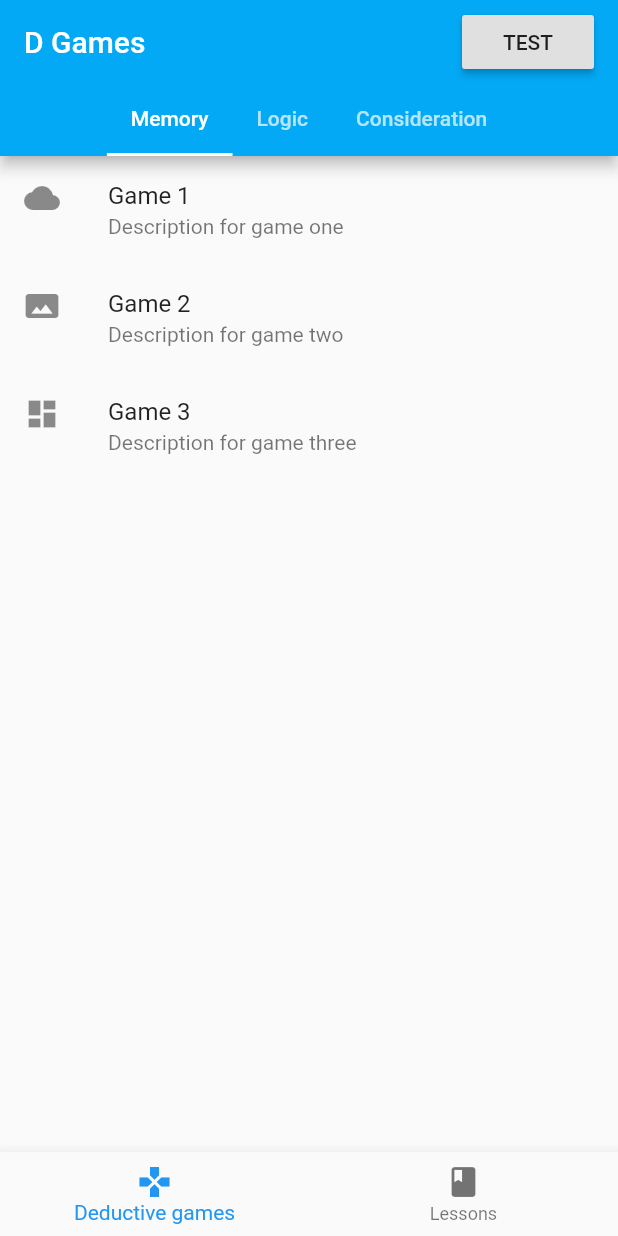
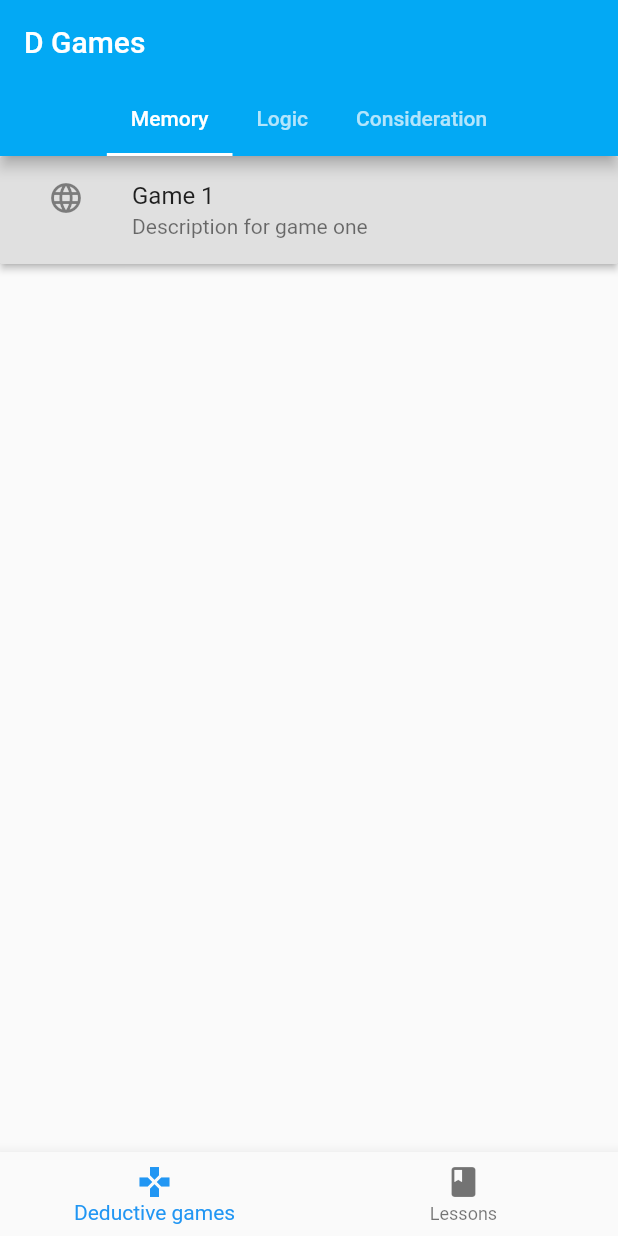
Before and after one commit to AlexBossss/kids_app, a Flutter app: the screen it shows after launch, on a phone screen of 412 x 824 dp. Run offline on Flutter 3.47's test engine with Material 2 defaults, Android fonts, the phone set to English and light mode, and no system bars.

Commit message:
add: create gameItemButton

```diff
--- a/lib/home/homapages/dedgameslists/MemoryList.dart
+++ b/lib/home/homapages/dedgameslists/MemoryList.dart
@@ -2,28 +2,23 @@ import 'package:flutter/cupertino.dart';
 import 'package:flutter/material.dart';
 
 class MemoryList extends StatelessWidget {
-  final _listItems = <Widget>[
-    ListTile(
-      leading: Icon(Icons.cloud),
-      title: Text('Game 1'),
-      subtitle: Text('Description for game one'),
-    ),
-    ListTile(
-      leading: Icon(Icons.panorama),
-      title: Text('Game 2'),
-      subtitle: Text('Description for game two'),
-    ),
-    ListTile(
-      leading: Icon(Icons.dashboard),
-      title: Text('Game 3'),
-      subtitle: Text('Description for game three'),
-    ),
-  ];
+
 
   @override
   Widget build(BuildContext context) {
     return Center(
-      child: ListView(children: _listItems),
+      child: Column(children: [
+        RaisedButton(
+          onPressed: () {
+            Navigator.pushNamed(context, '/newPage');
+          },
+          child:  ListTile(
+            leading: Icon(Icons.language),
+            title: Text('Game 1'),
+            subtitle: Text('Description for game one'),
+          ),
+        ),
+      ]),
     );
   }
 }
--- a/lib/models/TabBarPage.dart
+++ b/lib/models/TabBarPage.dart
@@ -44,12 +44,7 @@ class TabBarPageState extends State<TabBarPage> {
                 mainAxisAlignment: MainAxisAlignment.spaceBetween,
                 children: [
                   Text(_title),
-                  RaisedButton(
-                    onPressed: () {
-                      Navigator.pushNamed(context, '/newPage');
-                    },
-                    child: Text('TEST'),
-                  ),
+                  //place for preferencesMenu
                 ]),
             bottom: TabBar(
               isScrollable: true,
```
Also changed, not shown: lib/home/homapages/dedgameslists/ConsiderationList.dart (+4 -7 lines).
